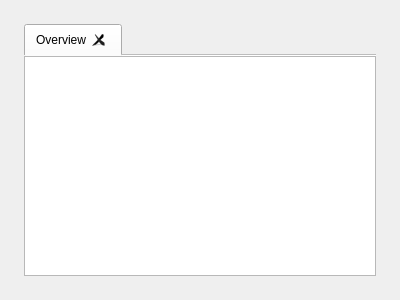
NHERI-SimCenter/CWE-Simulation-Tool, file cwe_guiWidgets/cwe_help.ui: the form before one commit.
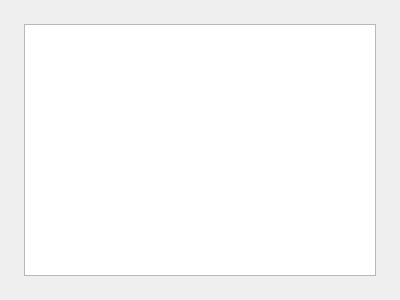
The form after the commit.

Commit message: Cleaned up help panel

Diff of the .ui file:
```diff
--- a/cwe_guiWidgets/cwe_help.ui
+++ b/cwe_guiWidgets/cwe_help.ui
@@ -68,9 +68,9 @@
     <number>24</number>
    </property>
    <item row="0" column="0">
-    <widget class="QTabWidget" name="helpTabs">
+    <widget class="QTextBrowser" name="helpBrowser">
      <property name="sizePolicy">
-      <sizepolicy hsizetype="Ignored" vsizetype="Expanding">
+      <sizepolicy hsizetype="Ignored" vsizetype="Preferred">
        <horstretch>0</horstretch>
        <verstretch>0</verstretch>
       </sizepolicy>
@@ -81,74 +81,15 @@
        <height>0</height>
       </size>
      </property>
-     <property name="tabPosition">
-      <enum>QTabWidget::North</enum>
+     <property name="lineWrapMode">
+      <enum>QTextEdit::WidgetWidth</enum>
      </property>
-     <property name="tabShape">
-      <enum>QTabWidget::Rounded</enum>
-     </property>
-     <property name="currentIndex">
-      <number>0</number>
-     </property>
-     <property name="elideMode">
-      <enum>Qt::ElideRight</enum>
-     </property>
-     <property name="usesScrollButtons">
-      <bool>false</bool>
-     </property>
-     <property name="documentMode">
+     <property name="readOnly">
       <bool>true</bool>
      </property>
-     <property name="tabsClosable">
-      <bool>true</bool>
-     </property>
-     <property name="movable">
+     <property name="openExternalLinks">
       <bool>false</bool>
      </property>
-     <widget class="QWidget" name="tab_overview">
-      <attribute name="title">
-       <string>Overview</string>
-      </attribute>
-      <attribute name="toolTip">
-       <string>Help topics overview</string>
-      </attribute>
-      <layout class="QGridLayout" name="gridLayout_2">
-       <property name="leftMargin">
-        <number>0</number>
-       </property>
-       <property name="topMargin">
-        <number>0</number>
-       </property>
-       <property name="rightMargin">
-        <number>0</number>
-       </property>
-       <property name="bottomMargin">
-        <number>0</number>
-       </property>
-       <item row="0" column="0">
-        <widget class="QTextBrowser" name="textBrowser_overview">
-         <property name="sizePolicy">
-          <sizepolicy hsizetype="Ignored" vsizetype="Preferred">
-           <horstretch>0</horstretch>
-           <verstretch>0</verstretch>
-          </sizepolicy>
-         </property>
-         <property name="minimumSize">
-          <size>
-           <width>1</width>
-           <height>0</height>
-          </size>
-         </property>
-         <property name="lineWrapMode">
-          <enum>QTextEdit::WidgetWidth</enum>
-         </property>
-         <property name="readOnly">
-          <bool>true</bool>
-         </property>
-        </widget>
-       </item>
-      </layout>
-     </widget>
     </widget>
    </item>
   </layout>
```
The commit also changes 15 other files.
